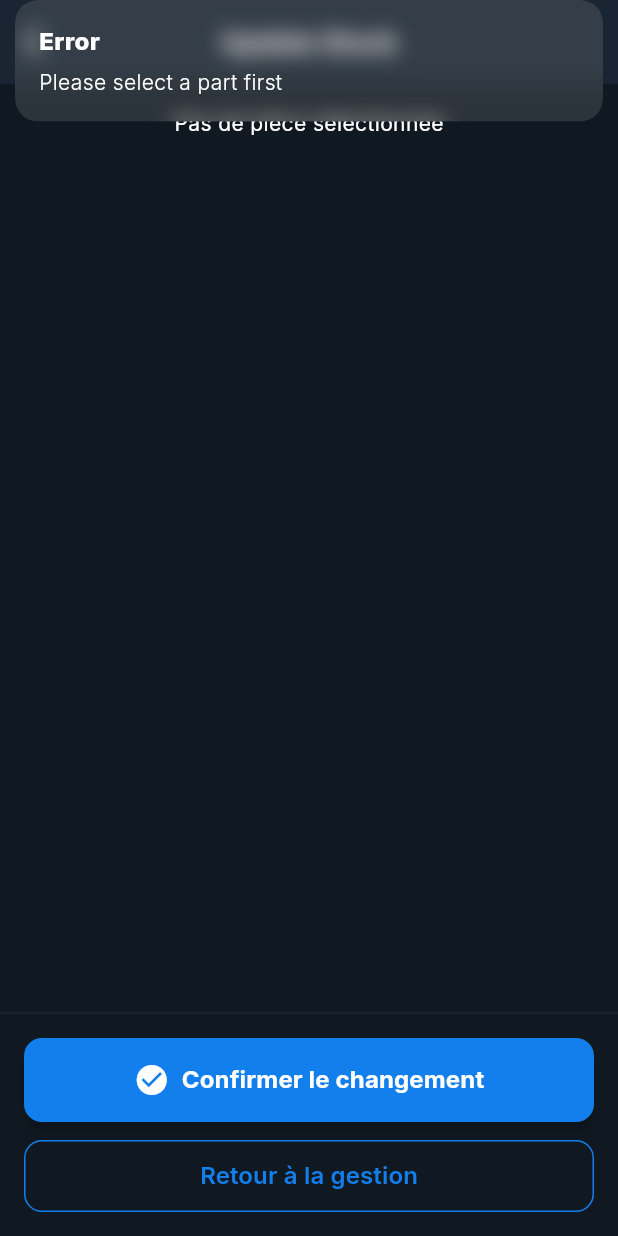
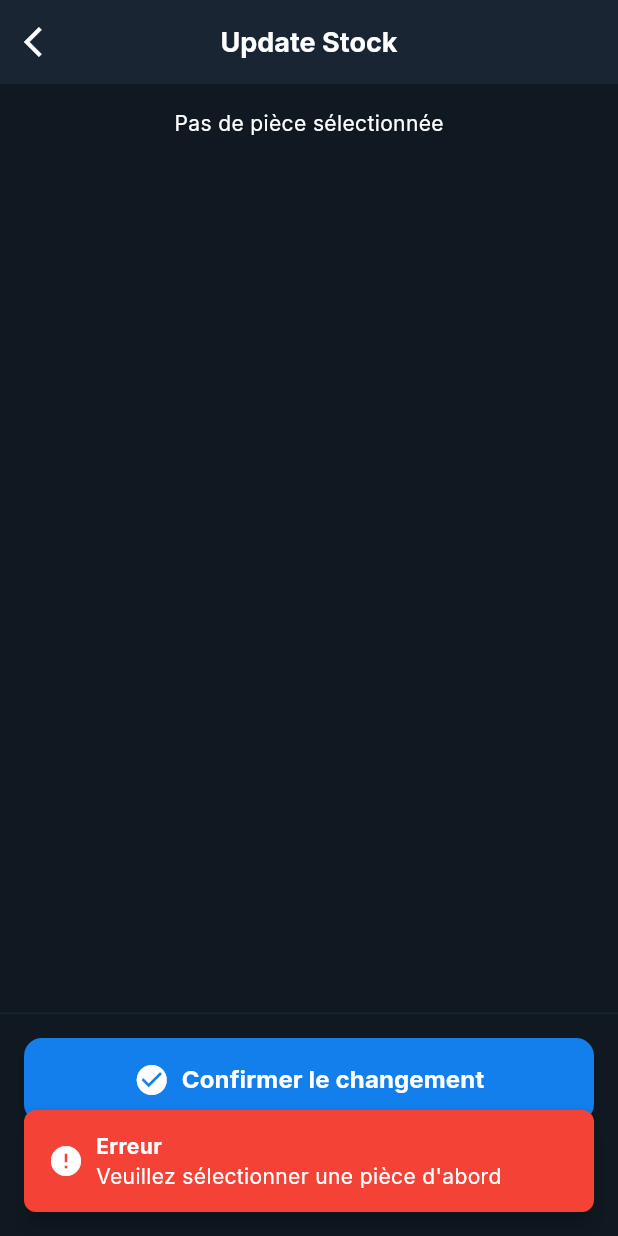
Before and after one commit to franckludovic/LF-inventory-management-system, a Flutter app: the StockUpdateScreen screen opened by its route, after a tap on "Confirmer le changement", on a phone screen of 412 x 824 dp. Run offline on Flutter 3.47's test engine with Material 3 defaults, Android fonts, the phone set to English and light mode, and no system bars; our stand-ins replace dio, get, google_fonts, image_picker, pdf, printing; accounts and stored records are empty.

Commit message:
last minor update for v1

```diff
--- a/lib/features/Parts/controllers/add_part_controller.dart
+++ b/lib/features/Parts/controllers/add_part_controller.dart
@@ -2,9 +2,11 @@ import 'package:flutter/material.dart';
 import 'package:get/get.dart';
 import 'package:image_picker/image_picker.dart';
 import '../../../core/models/part_model.dart';
+import '../../../core/utils/snackbar_utils.dart';
 import '../services/parts_service.dart';
 import '../../../core/controllers/user_controller.dart';
 import '../../../features/location/services/location_service.dart';
+
 
 class AddPartController extends GetxController {
   // Form controllers
@@ -80,8 +82,9 @@ class AddPartController extends GetxController {
         selectedImagePath.value = pickedFile.path;
       }
     } catch (e) {
-      Get.snackbar('Error', 'Failed to pick image: $e');
+      SnackbarUtils.showError('Erreur', 'Échec de la sélection de l\'image: $e');
     }
+
   }
 
   void onUploadPressed() {
@@ -94,27 +97,28 @@ class AddPartController extends GetxController {
 
   bool validateForm() {
     if (partNameController.text.trim().isEmpty) {
-      Get.snackbar('Validation Error', 'Part name is required');
+      SnackbarUtils.showError('Erreur de validation', 'Le nom de la pièce est requis');
       return false;
     }
 
     if (designationController.text.trim().isEmpty) {
-      Get.snackbar('Validation Error', 'Designation/Reference is required');
+      SnackbarUtils.showError('Erreur de validation', 'La désignation/référence est requise');
       return false;
     }
 
     if (manufacturerController.text.trim().isEmpty) {
-      Get.snackbar('Validation Error', 'Manufacturer is required');
+      SnackbarUtils.showError('Erreur de validation', 'Le fabricant est requis');
       return false;
     }
 
     if (selectedLocation.value.isEmpty) {
-      Get.snackbar('Validation Error', 'Please select a location');
+      SnackbarUtils.showError('Erreur de validation', 'Veuillez sélectionner une localisation');
       return false;
     }
 
     return true;
   }
+
 
   Future<void> onSavePressed() async {
     if (!validateForm()) return;
@@ -140,13 +144,14 @@ class AddPartController extends GetxController {
       // Navigate back to parts management
       Get.back(result: result);
 
-      Get.snackbar('Success', 'Part added successfully');
+      SnackbarUtils.showSuccess('Succès', 'Pièce ajoutée avec succès');
 
     } catch (e) {
-      Get.snackbar('Error', 'Failed to save part: $e');
+      SnackbarUtils.showError('Erreur', 'Échec de l\'enregistrement de la pièce: $e');
     } finally {
       isLoading.value = false;
     }
+
   }
 
   Future<void> loadAvailableLocations() async {
@@ -156,15 +161,16 @@ class AddPartController extends GetxController {
 
       // Check if user is logged in
       if (!userController.isLoggedIn) {
-        Get.snackbar('Error', 'Please login first');
+        SnackbarUtils.showError('Erreur', 'Veuillez vous connecter d\'abord');
         return;
       }
 
       // Check if user has required role
       if (!userController.userRole.contains('ROLE_ADMIN') && !userController.userRole.contains('ROLE_TECHNICIAN')) {
-        Get.snackbar('Error', 'You need to be logged in as Admin or Technician to access locations');
+        SnackbarUtils.showError('Erreur', 'Vous devez être connecté en tant qu\'Admin ou Technicien pour accéder aux localisations');
         return;
       }
+
 
       // Load all SACs
       final sacs = await _locationService.getAllLocations();
@@ -199,11 +205,12 @@ class AddPartController extends GetxController {
       availableLocations.assignAll(available);
     } catch (e) {
       print('Error loading locations: $e');
-      Get.snackbar('Error', 'Failed to load locations from database. Please check your connection and try again.');
+      SnackbarUtils.showError('Erreur', 'Échec du chargement des localisations depuis la base de données. Veuillez vérifier votre connexion et réessayer.');
       // Don't show dummy data, let it show "No locations available"
     } finally {
       isLoadingLocations.value = false;
     }
+
   }
 
   void onCancelPressed() {
--- a/lib/features/Parts/controllers/stock_update_controller.dart
+++ b/lib/features/Parts/controllers/stock_update_controller.dart
@@ -1,9 +1,11 @@
 import 'package:flutter/material.dart';
 import 'package:get/get.dart';
 import '../../../core/models/part_model.dart';
+import '../../../core/utils/snackbar_utils.dart';
 import '../services/parts_service.dart';
 import '../../../core/controllers/user_controller.dart';
 import '../../../core/constants/strings.dart';
+
 
 class StockUpdateController extends GetxController {
   final PartModel? initialPart;
@@ -59,17 +61,17 @@ class StockUpdateController extends GetxController {
 
   Future<void> confirmChange() async {
     if (selectedPart.value == null) {
-      Get.snackbar('Error', 'Please select a part first');
+      SnackbarUtils.showError('Erreur', 'Veuillez sélectionner une pièce d\'abord');
       return;
     }
 
     if (selectedLocation.value.isEmpty) {
-      Get.snackbar('Error', 'Please select a location');
+      SnackbarUtils.showError('Erreur', 'Veuillez sélectionner une localisation');
       return;
     }
 
     if (quantity.value <= 0) {
-      Get.snackbar('Error', 'Quantity must be greater than 0');
+      SnackbarUtils.showError('Erreur', 'La quantité doit être supérieure à 0');
       return;
     }
 
@@ -89,15 +91,16 @@ class StockUpdateController extends GetxController {
             : null,
       );
 
-      Get.snackbar('Success', 'Stock updated successfully');
+      SnackbarUtils.showSuccess('Succès', 'Stock mis à jour avec succès');
       // Stay on the page instead of navigating away
     } catch (e) {
       final errorMessage = e.toString();
-      Get.snackbar('Error', 'Failed to update stock: $errorMessage');
+      SnackbarUtils.showError('Erreur', 'Échec de la mise à jour du stock: $errorMessage');
     } finally {
       isLoading.value = false;
     }
   }
+
 
   @override
   void onClose() {
--- a/lib/features/Parts/presentation/screens/stock_update_screen.dart
+++ b/lib/features/Parts/presentation/screens/stock_update_screen.dart
@@ -344,32 +344,55 @@ class StockUpdateScreen extends GetView<StockUpdateController> {
             child: Column(
               children: [
                 // Confirm Change Button
-                ElevatedButton(
-                  onPressed: controller.confirmChange,
+                Obx(() => ElevatedButton(
+                  onPressed: controller.isLoading.value ? null : controller.confirmChange,
                   style: ElevatedButton.styleFrom(
-                    backgroundColor: AppColors.primary,
+                    backgroundColor: controller.isLoading.value ? AppColors.textMutedLight : AppColors.primary,
                     foregroundColor: Colors.white,
                     minimumSize: const Size(double.infinity, 56),
                     shape: RoundedRectangleBorder(
                       borderRadius: BorderRadius.circular(12),
                     ),
-                    elevation: 4,
+                    elevation: controller.isLoading.value ? 0 : 4,
                   ),
-                  child: Row(
+                  child: controller.isLoading.value
+                      ? Row(
                           mainAxisAlignment: MainAxisAlignment.center,
                           children: [
-                      Icon(Icons.check_circle, size: 24),
-                      const SizedBox(width: 8),
-                      Text(
-                        AppStrings.confirmChange,
+                            const SizedBox(
+                              height: 20,
+                              width: 20,
+                              child: CircularProgressIndicator(
+                                strokeWidth: 2,
+                                valueColor: AlwaysStoppedAnimation<Color>(Colors.white),
+                              ),
+                            ),
+                            const SizedBox(width: 12),
+                            const Text(
+                              'Mise à jour...',
                               style: TextStyle(
                                 fontSize: 16,
                                 fontWeight: FontWeight.bold,
                               ),
                             ),
                           ],
+                        )
+                      : Row(
+                          mainAxisAlignment: MainAxisAlignment.center,
+                          children: [
+                            const Icon(Icons.check_circle, size: 24),
+                            const SizedBox(width: 8),
+                            Text(
+                              AppStrings.confirmChange,
+                              style: const TextStyle(
+                                fontSize: 16,
+                                fontWeight: FontWeight.bold,
                               ),
                             ),
+                          ],
+                        ),
+                )),
+
                 const SizedBox(height: 12),
 
                 // Return to Management Button
```
Also changed, not shown: lib/features/Parts/presentation/screens/add_part_screen.dart (+15 -1 lines), lib/features/location/presentation/screens/add_location_screen.dart (+20 -6 lines), lib/features/reports/controllers/report_details_controller.dart (+12 -4 lines), lib/features/reports/presentation/screens/report_details_screen.dart (+16 -6 lines), lib/features/user/controllers/add_user_controller.dart (+25 -32 lines), lib/features/user/presentation/screens/add_user_screen.dart (+20 -6 lines), 1 other file. Lines whose indentation alone changed are shown as unchanged.
